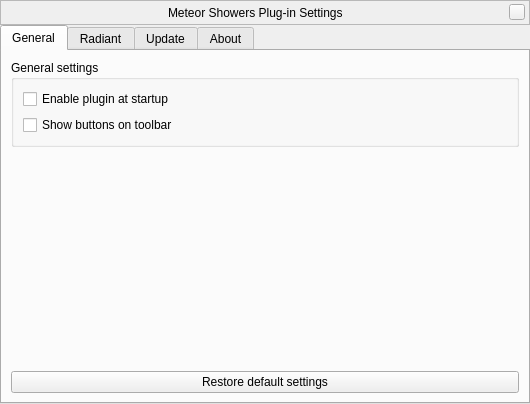
The window that plugins/MeteorShowers/src/gui/MSConfigDialog.ui (519984307/stellarium_src) describes before a commit, drawn with Qt 5.
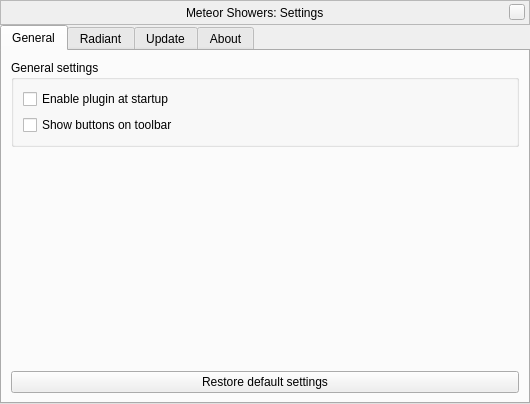
The same window after the commit. Custom widgets are drawn as their Qt base class.

Commit message: MSConfigDialog - set title

```diff
--- a/plugins/MeteorShowers/src/gui/MSConfigDialog.ui
+++ b/plugins/MeteorShowers/src/gui/MSConfigDialog.ui
@@ -90,7 +90,7 @@
       <item>
        <widget class="QLabel" name="stelWindowTitle">
         <property name="text">
-         <string>Meteor Showers Plug-in Settings</string>
+         <string>Meteor Showers: Settings</string>
         </property>
        </widget>
       </item>
```
